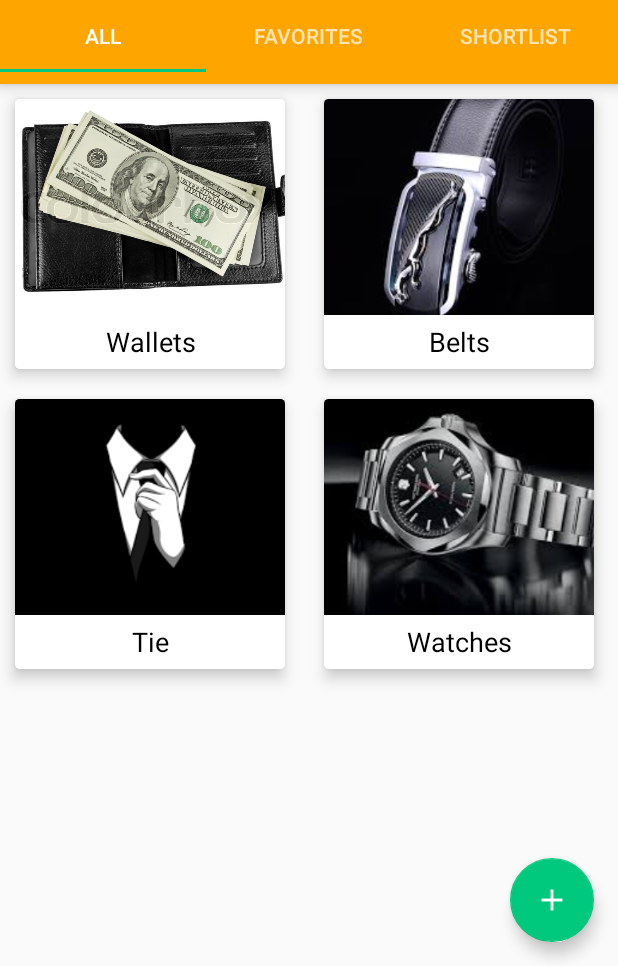
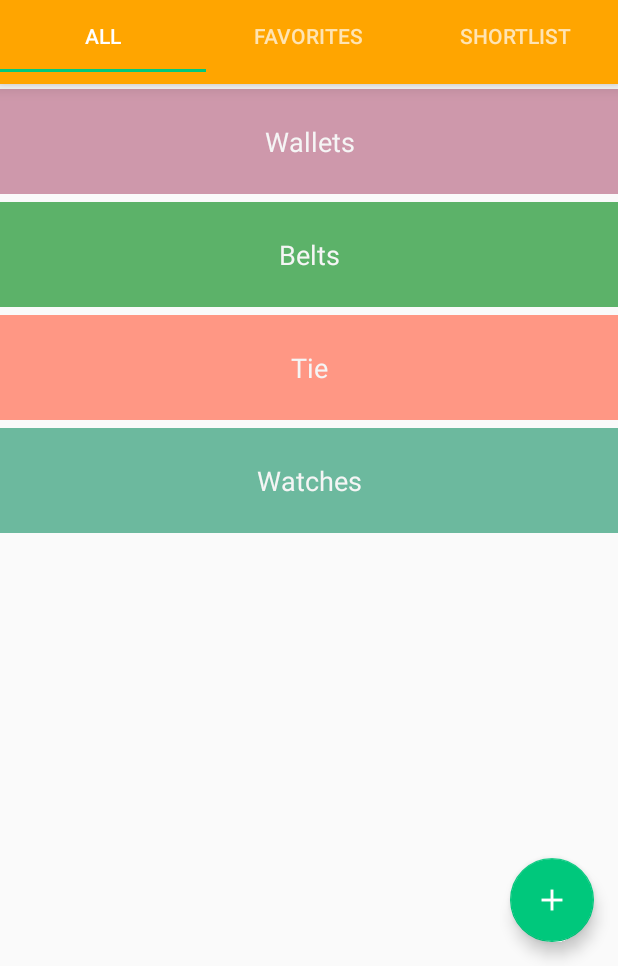
Before and after one commit to shrutikaladha/AccessBox, an Android app: the screen it shows after launch (HomePageActivity), on a phone screen of 412 x 824 dp, the part 270-1236 px from its top. Run offline under Robolectric (Android 15) with nearby library versions, the phone set to English and light mode, and no system bars.

Commit message:
Colorful theme finalized

```diff
--- a/app/src/main/AndroidManifest.xml
+++ b/app/src/main/AndroidManifest.xml
@@ -10,7 +10,7 @@
 
     <application
         android:allowBackup="true"
-        android:icon="@mipmap/logo_icon1"
+        android:icon="@mipmap/logo_access_box"
         android:label="@string/app_name"
         android:supportsRtl="true"
         android:theme="@style/AppTheme">
--- a/app/src/main/java/com/accessbox/adapter/MainCategoryItemAdapter.java
+++ b/app/src/main/java/com/accessbox/adapter/MainCategoryItemAdapter.java
@@ -17,24 +17,48 @@ import java.util.ArrayList;
  */
 public class MainCategoryItemAdapter extends RecyclerView.Adapter<MainCategoryRecyclerViewHolder> {
     private ArrayList<MainCategoryItem> itemList;
-    private Context context;
+    private Context mContext;
 
     public MainCategoryItemAdapter(Context context, ArrayList<MainCategoryItem> itemList) {
         this.itemList = itemList;
-        this.context = context;
+        mContext = context;
     }
 
     @Override
     public MainCategoryRecyclerViewHolder onCreateViewHolder(ViewGroup parent, int viewType) {
-        View layoutView = LayoutInflater.from(parent.getContext()).inflate(R.layout.main_category_item_layout, parent, false);
-        MainCategoryRecyclerViewHolder rcv = new MainCategoryRecyclerViewHolder(layoutView, context);
+        View layoutView = LayoutInflater.from(parent.getContext()).inflate(R.layout.main_category_item_list_layout, parent, false);
+        MainCategoryRecyclerViewHolder rcv = new MainCategoryRecyclerViewHolder(layoutView, mContext);
         return rcv;
     }
 
     @Override
     public void onBindViewHolder(MainCategoryRecyclerViewHolder holder, int position) {
+        switch (position % 5) {
+            case 0:
+                holder.llMainView.setBackgroundColor(mContext.getResources().getColor(R.color.vibrant_color_1));
+                itemList.get(position).setCategoryColor("@string/vibrant_color_1");
+                break;
+            case 1:
+                holder.llMainView.setBackgroundColor(mContext.getResources().getColor(R.color.vibrant_color_2));
+                itemList.get(position).setCategoryColor("@string/vibrant_color_2");
+                break;
+            case 2:
+                holder.llMainView.setBackgroundColor(mContext.getResources().getColor(R.color.vibrant_color_3));
+                itemList.get(position).setCategoryColor("@string/vibrant_color_3");
+                break;
+            case 3:
+                holder.llMainView.setBackgroundColor(mContext.getResources().getColor(R.color.vibrant_color_4));
+                itemList.get(position).setCategoryColor("@string/vibrant_color_4");
+                break;
+            case 4:
+                holder.llMainView.setBackgroundColor(mContext.getResources().getColor(R.color.vibrant_color_5));
+                itemList.get(position).setCategoryColor("@string/vibrant_color_5");
+                break;
+
+        }
+        // holder.llMainView.setBackgroundColor(mContext.getResources().getColor(R.color.vibrant_color_1));
         holder.tvCategoryTitle.setText(itemList.get(position).getCategoryName());
-        holder.ivCategory.setImageResource(itemList.get(position).getCategoryImg());
+//        holder.ivCategory.setImageResource(itemList.get(position).getCategoryImg());
     }
 
     @Override
--- a/app/src/main/java/com/accessbox/category/MainCategoryRecyclerViewHolder.java
+++ b/app/src/main/java/com/accessbox/category/MainCategoryRecyclerViewHolder.java
@@ -2,9 +2,11 @@ package com.accessbox.category;
 
 import android.content.Context;
 import android.content.Intent;
+import android.graphics.LinearGradient;
 import android.support.v7.widget.RecyclerView;
 import android.view.View;
 import android.widget.ImageView;
+import android.widget.LinearLayout;
 import android.widget.TextView;
 
 import com.accessbox.R;
@@ -18,11 +20,13 @@ public class MainCategoryRecyclerViewHolder extends RecyclerView.ViewHolder impl
 
     public TextView tvCategoryTitle;
     public ImageView ivCategory;
+    public LinearLayout llMainView;
     public Context mContext;
 
     public MainCategoryRecyclerViewHolder(View itemView, Context context) {
         super(itemView);
         itemView.setOnClickListener(this);
+        llMainView = (LinearLayout) itemView.findViewById(R.id.ll_main_view);
         tvCategoryTitle = (TextView) itemView.findViewById(R.id.tv_category_title);
         ivCategory = (ImageView) itemView.findViewById(R.id.iv_category);
         mContext = context;
@@ -33,6 +37,7 @@ public class MainCategoryRecyclerViewHolder extends RecyclerView.ViewHolder impl
 
         Intent intent = new Intent(mContext, SubCategoryActivity.class);
         intent.putExtra("Category", ListUtils.getMainCategoryItemList().get(getAdapterPosition()));
+        intent.putExtra("position", getAdapterPosition());
         mContext.startActivity(intent);
     }
 }
--- a/app/src/main/java/com/accessbox/fragment/MainCategoryFragment.java
+++ b/app/src/main/java/com/accessbox/fragment/MainCategoryFragment.java
@@ -6,6 +6,7 @@ import android.os.Bundle;
 import android.support.annotation.Nullable;
 import android.support.v4.app.Fragment;
 import android.support.v7.widget.GridLayoutManager;
+import android.support.v7.widget.LinearLayoutManager;
 import android.support.v7.widget.RecyclerView;
 import android.view.LayoutInflater;
 import android.view.View;
@@ -43,9 +44,10 @@ public class MainCategoryFragment extends Fragment {
 
     private void setUpList() {
         ArrayList<MainCategoryItem> mainCategoryItemList = ListUtils.getMainCategoryItemList();
-        GridLayoutManager gridLayoutManager = new GridLayoutManager(mContext, 2);
+        LinearLayoutManager linearLayoutManager = new LinearLayoutManager(mContext);
+       // GridLayoutManager gridLayoutManager = new GridLayoutManager(mContext, 2);
         recyclerView.setHasFixedSize(true);
-        recyclerView.setLayoutManager(gridLayoutManager);
+        recyclerView.setLayoutManager(linearLayoutManager);
         MainCategoryItemAdapter mainCategoryItemAdapter = new MainCategoryItemAdapter(mContext, mainCategoryItemList);
         recyclerView.setAdapter(mainCategoryItemAdapter);
     }
--- a/app/src/main/res/layout/activity_splash_layout.xml
+++ b/app/src/main/res/layout/activity_splash_layout.xml
@@ -6,7 +6,6 @@
     android:paddingBottom="@dimen/activity_vertical_margin"
     android:paddingLeft="@dimen/activity_horizontal_margin"
     android:paddingRight="@dimen/activity_horizontal_margin"
-    android:background="@color/theme_color"
     android:paddingTop="@dimen/activity_vertical_margin"
     tools:context=".activity.SplashActivity">
 
@@ -14,6 +13,6 @@
         android:layout_width="wrap_content"
         android:layout_height="wrap_content"
         android:layout_margin="40dp"
-        android:src="@drawable/splash_page"/>
+        android:src="@drawable/splash_page_new"/>
 
 </RelativeLayout>
--- /dev/null
+++ b/app/src/main/res/layout/main_category_item_list_layout.xml
@@ -0,0 +1,20 @@
+<?xml version="1.0" encoding="utf-8"?>
+<LinearLayout xmlns:android="http://schemas.android.com/apk/res/android"
+    android:id="@+id/ll_main_view"
+    android:orientation="vertical"
+    android:layout_width="match_parent"
+    android:layout_marginTop="3dp"
+    android:layout_marginBottom="2dp"
+    android:layout_height="70dp">
+
+    <TextView
+        android:id="@+id/tv_category_title"
+        android:layout_width="match_parent"
+        android:layout_height="match_parent"
+        android:layout_weight="0.8"
+        android:gravity="center"
+        android:textSize="@dimen/font_title_text_size"
+        android:text="Watches"
+        android:textColor="@color/main_category_text_color"/>
+
+</LinearLayout>
--- a/app/src/main/res/values/colors.xml
+++ b/app/src/main/res/values/colors.xml
@@ -8,5 +8,11 @@
     <color name="theme_color">#FFA500</color>
     <color name="main_category_text_color">#f5f5f5</color>
     <color name="sub_category_text_color">#EB7757</color>
+    <color name="vibrant_color_1">#CE98AB</color>
+    <color name="vibrant_color_2">#5CB269</color>
+    <color name="vibrant_color_3">#FF9784</color>
+    <color name="vibrant_color_4">#6CB99E</color>
+    <color name="vibrant_color_5">#FFC966</color>
+
     <color name="main_category_view_title_text_color">#000000</color>
 </resources>
```
Also changed, not shown: app/src/main/java/com/accessbox/activity/SubCategoryActivity.java (+26 -3 lines), app/src/main/java/com/accessbox/category/MainCategoryItem.java (+14 -5 lines), app/src/main/res/layout/dialog_add_category_layout.xml (+9 -6 lines), app/src/main/res/drawable/logo_access_box.png (added), app/src/main/res/drawable/splash_page_new.png (added), app/src/main/res/mipmap-mdpi/logo_access_box.png (added).
